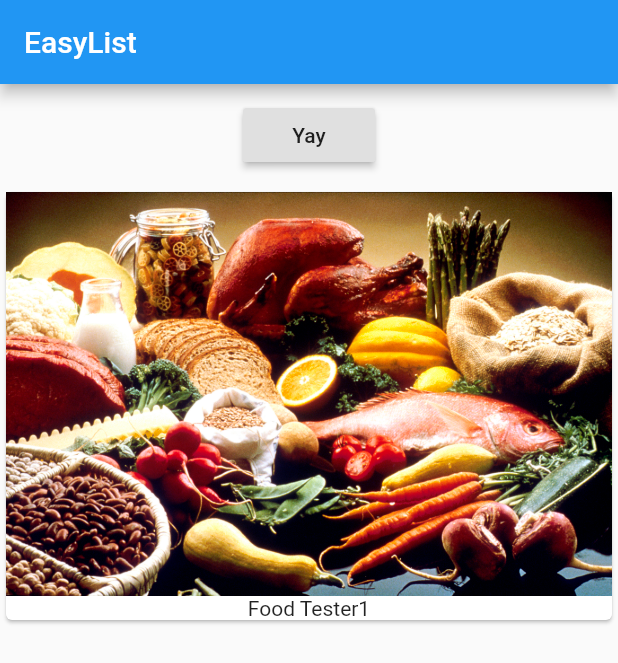
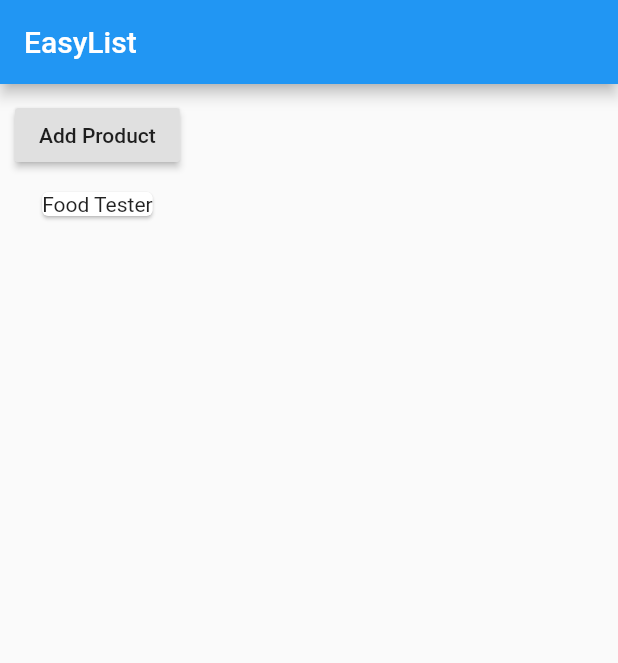
Before and after one commit to varnem2/flutter_myapp, a Flutter app: the screen it shows after launch, on a phone screen of 412 x 824 dp. Shown: the top 663 px of the screen. Run offline on Flutter 3.47's test engine with Material 2 defaults, Android fonts, the phone set to English and light mode, and no system bars.

Commit message:
Separated widgets, cleaner code. -MDV

```diff
--- a/lib/main.dart
+++ b/lib/main.dart
@@ -1,49 +1,21 @@
 import 'package:flutter/material.dart';
+
+import './product_manager.dart';
 
 void main() => runApp(MyApp());
 
-class MyApp extends StatefulWidget {
-  @override
-  State<StatefulWidget> createState() {
-    // TODO: implement createState
-    return _MyAppState();
-  }
-}
-
-class _MyAppState extends State<MyApp> {
-  List<String> _products = ['Food Tester1'];
-
+class MyApp extends StatelessWidget {
   @override
   Widget build(BuildContext context) {
+    // TODO: implement build
     return MaterialApp(
-        home: Scaffold(
-      appBar: AppBar(
-        title: Text('EasyList'),
+      home: Scaffold(
+        appBar: AppBar(
+          title: Text('EasyList'),
+        ),
+      body: ProductManager('Food Tester'),
       ),
-      body: Column(children: [
-        Container(
-          margin: EdgeInsets.all(10),
-          child: RaisedButton(onPressed: () {
-            setState(() {
-              _products.add('Yay123');
-              print(_products);
-            });
+    );
+  }
 
-            //print(_products);
-          }, child: Text('Yay')),
-        ),
-        Column(
-            children: _products
-                .map((elements) => Card(
-                      child: Column(
-                        children: <Widget>[
-                          Image.asset('assets/food.jpg'),
-                          Text(elements)
-                        ],
-                      ),
-                    ))
-                .toList())
-      ]),
-    ));
-  }
 }
--- /dev/null
+++ b/lib/product_manager.dart
@@ -0,0 +1,53 @@
+import 'package:flutter/material.dart';
+
+import './products.dart';
+
+class ProductManager extends StatefulWidget {
+
+  final String startingProduct;
+
+  ProductManager(this.startingProduct){
+    print('[ProductManager Widget] contstructor');
+  }
+
+  @override
+  State<StatefulWidget> createState() {
+    print('[ProductManager Widget] createState()');
+    return _ProductManagerState();
+  }
+}
+
+class _ProductManagerState extends State<ProductManager>{
+  List<String> _products = [];
+
+  @override
+  void initState(){
+    print('[ProductManager Widget] initState()');
+    _products.add(widget.startingProduct);
+    super.initState();
+  }
+
+  @override
+  void didUpdateWidget(ProductManager oldWidget){
+    print('[ProductManager Widget] didUpdateWidget()');
+    super.didUpdateWidget(oldWidget);
+  }
+
+  Widget build(BuildContext context){
+    print('[ProductManager Widget] build()');
+    return Column(children: [Container(
+      margin: EdgeInsets.all(10.0),
+      child: RaisedButton(
+          onPressed: () {
+            setState(() {
+              _products.add('Advanced Food Tester');
+              //print(_products);
+            });
+          },
+          child: Text('Add Product'),
+        ),
+      ),
+      Products(_products)
+    ]);
+  }
+}
--- /dev/null
+++ b/lib/products.dart
@@ -0,0 +1,26 @@
+import 'package:flutter/material.dart';
+
+class Products extends StatelessWidget {
+  final List<String> _products;
+
+  Products(this._products){
+    print('[Products Widget] Constructor');
+  }
+
+  @override
+  Widget build(BuildContext context) {
+    print('[Products Widget] build()');
+    // TODO: implement build
+    return Column(
+        children: _products
+            .map((elements) => Card(
+                  child: Column(
+                    children: <Widget>[
+                      //Image.asset('assets/food.jpg'),
+                      Text(elements)
+                    ],
+                  ),
+                ))
+            .toList());
+  }
+}
```
